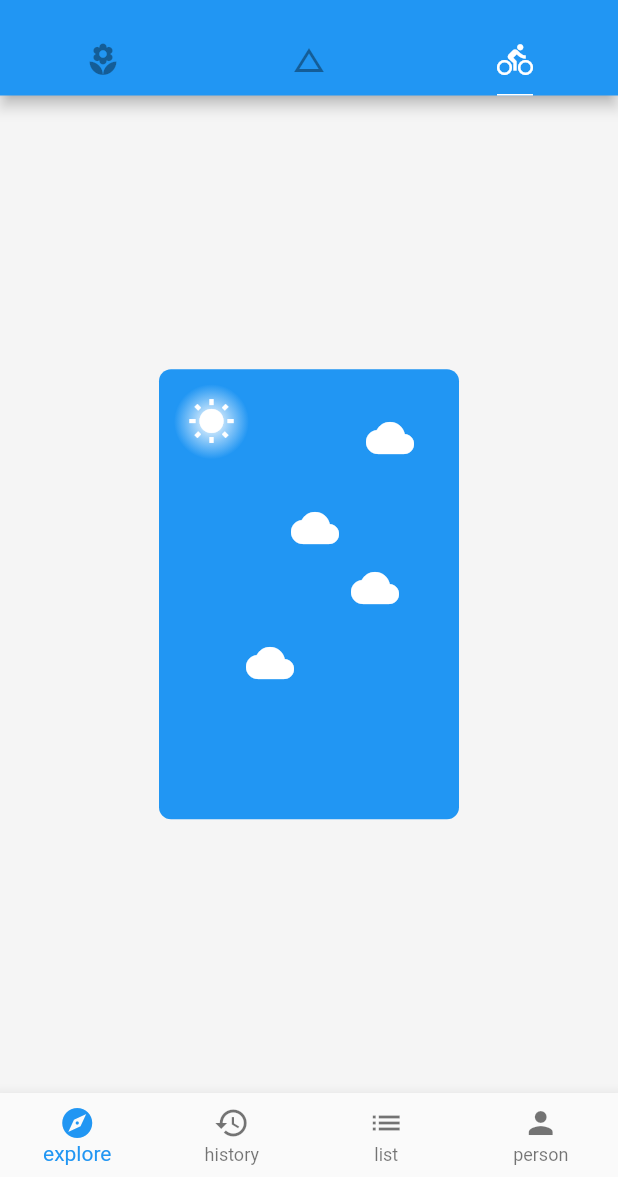
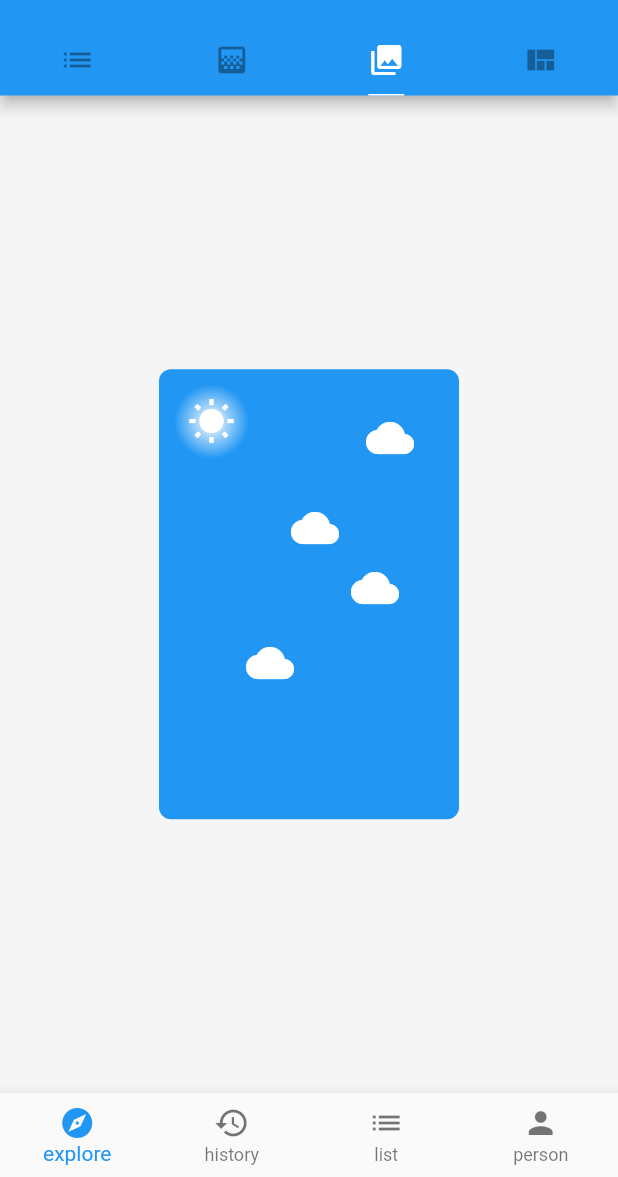
Before and after one commit to 390057892/flutter_widght, a Flutter app: the screen it shows after launch, tab 3 chosen, on a phone screen of 412 x 824 dp, the part 59-1236 px from its top. Run offline on Flutter 3.47's test engine with Material 2 defaults, Android fonts, the phone set to English and light mode, and no system bars; network calls fail.

Commit message:
pageview控件功能编写

```diff
--- a/widght_flutter/lib/main.dart
+++ b/widght_flutter/lib/main.dart
@@ -4,6 +4,7 @@ import 'demo/drawer_demo.dart';
 import 'demo/bottom_navigation_bar_demo.dart';
 import 'demo/basic_demo.dart';
 import 'demo/layout_demo.dart';
+import 'demo/view_demo.dart';
 
 void main() => runApp(MyApp());
 
@@ -27,7 +28,7 @@ class Home extends StatelessWidget {
   @override
   Widget build(BuildContext context) {
     return DefaultTabController(
-      length: 3,
+      length: 4,
       child: Scaffold(
           backgroundColor: Colors.grey[100],
           appBar: AppBar(
@@ -46,11 +47,10 @@ class Home extends StatelessWidget {
               indicatorSize: TabBarIndicatorSize.label,
               indicatorWeight: 1.0,
               tabs: <Widget>[
-                Tab(icon: Icon(Icons.local_florist)),
-                Tab(icon: Icon(Icons.change_history)),
-                Tab(
-                  icon: Icon(Icons.directions_bike),
-                )
+                Tab(icon: Icon(Icons.list)),
+                Tab(icon: Icon(Icons.gradient)),
+                Tab(icon: Icon(Icons.photo_library)),
+                Tab(icon: Icon(Icons.view_quilt))
               ],
             ),
           ),
@@ -59,6 +59,7 @@ class Home extends StatelessWidget {
               ListViewDemo(),
               BasicDemo(),
               LayoutDemo(),
+              ViewDemo(),
             ],
           ),
           drawer: DrawerDemo(),
```
Also changed, not shown: widght_flutter/lib/demo/view_demo.dart (added, +71 -0 lines).
